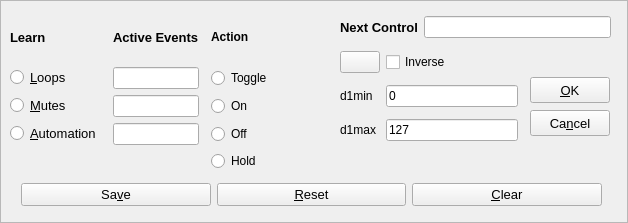
Old version of the form seq_qt5/src/gui/qlearnframe.ui in the repository ahlstromcj/seq66.
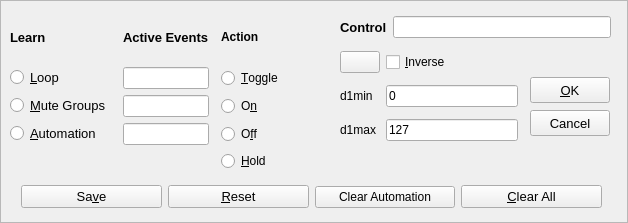
New version of the form.

```diff
--- a/seq_qt5/src/gui/qlearnframe.ui
+++ b/seq_qt5/src/gui/qlearnframe.ui
@@ -60,7 +60,7 @@
 number when a control device button is clicked.</string>
       </property>
       <property name="text">
-       <string>&amp;Loops</string>
+       <string>&amp;Loop</string>
       </property>
      </widget>
     </item>
@@ -76,7 +76,7 @@
 number when a control device button is clicked.</string>
       </property>
       <property name="text">
-       <string>&amp;Mutes</string>
+       <string>&amp;Mute Groups</string>
       </property>
      </widget>
     </item>
@@ -86,7 +86,7 @@
        <string>All recorded actions will be &quot;on&quot; actions.</string>
       </property>
       <property name="text">
-       <string>On</string>
+       <string>O&amp;n</string>
       </property>
      </widget>
     </item>
@@ -111,7 +111,7 @@
        <string>All recorded actions will be &quot;toggle&quot; actions.</string>
       </property>
       <property name="text">
-       <string>Toggle</string>
+       <string>&amp;Toggle</string>
       </property>
      </widget>
     </item>
@@ -150,7 +150,7 @@
        <string>All recorded actions will be &quot;off&quot; actions.</string>
       </property>
       <property name="text">
-       <string>Off</string>
+       <string>O&amp;ff</string>
       </property>
      </widget>
     </item>
@@ -161,7 +161,7 @@
 while the release will be logged as an &quot;off&quot; action.</string>
       </property>
       <property name="text">
-       <string>Hold</string>
+       <string>&amp;Hold</string>
       </property>
      </widget>
     </item>
@@ -186,7 +186,7 @@
        </font>
       </property>
       <property name="text">
-       <string>Next Control</string>
+       <string>Control</string>
       </property>
      </widget>
     </item>
@@ -219,7 +219,7 @@
 control. Generally not needed, though.</string>
       </property>
       <property name="text">
-       <string>Inverse</string>
+       <string>&amp;Inverse</string>
       </property>
      </widget>
     </item>
@@ -295,7 +295,7 @@
 last Save.</string>
    </property>
    <property name="text">
-    <string>Ca&amp;ncel</string>
+    <string>Cancel</string>
    </property>
   </widget>
   <widget class="QWidget" name="layoutWidgetButtons">
@@ -304,7 +304,7 @@
      <x>21</x>
      <y>180</y>
      <width>581</width>
-     <height>30</height>
+     <height>34</height>
     </rect>
    </property>
    <layout class="QHBoxLayout" name="horizontalLayout_2">
@@ -342,6 +342,13 @@
     </item>
     <item>
      <widget class="QPushButton" name="clear_push_button">
+      <property name="text">
+       <string>Clear Automation</string>
+      </property>
+     </widget>
+    </item>
+    <item>
+     <widget class="QPushButton" name="clear_all_push_button">
       <property name="font">
        <font>
         <pointsize>10</pointsize>
@@ -353,7 +360,7 @@
 blank MIDI control values.</string>
       </property>
       <property name="text">
-       <string>&amp;Clear</string>
+       <string>&amp;Clear All</string>
       </property>
      </widget>
     </item>
```
Left out of the diff: 2 changed lines with no effect on the pictures.
